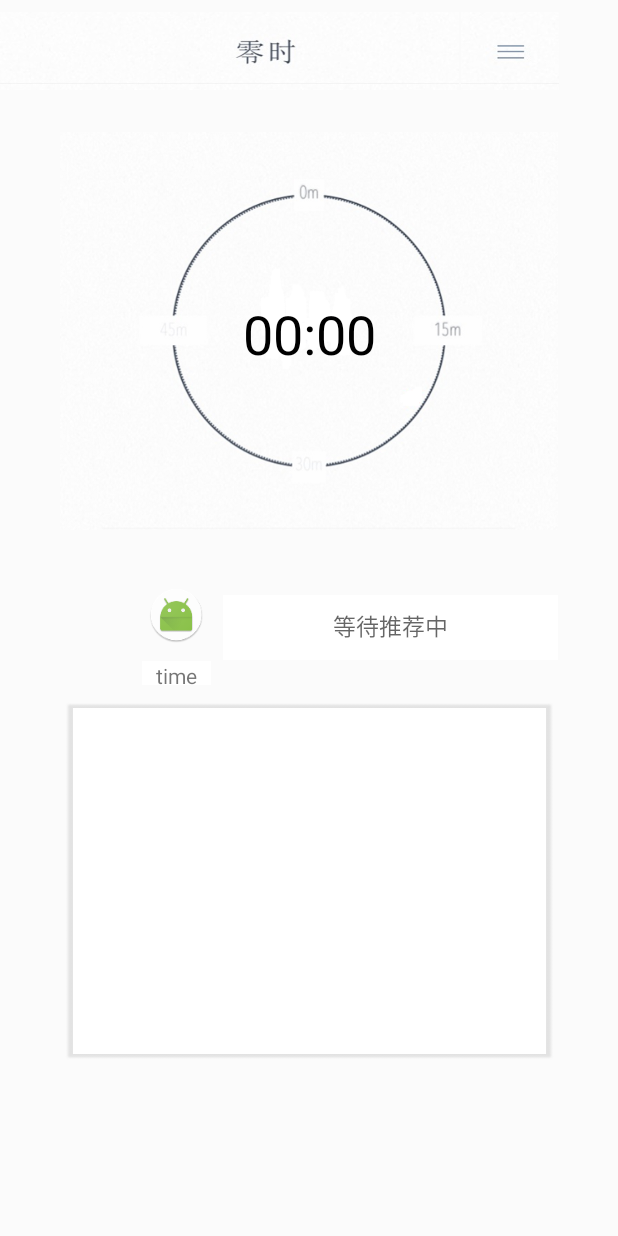
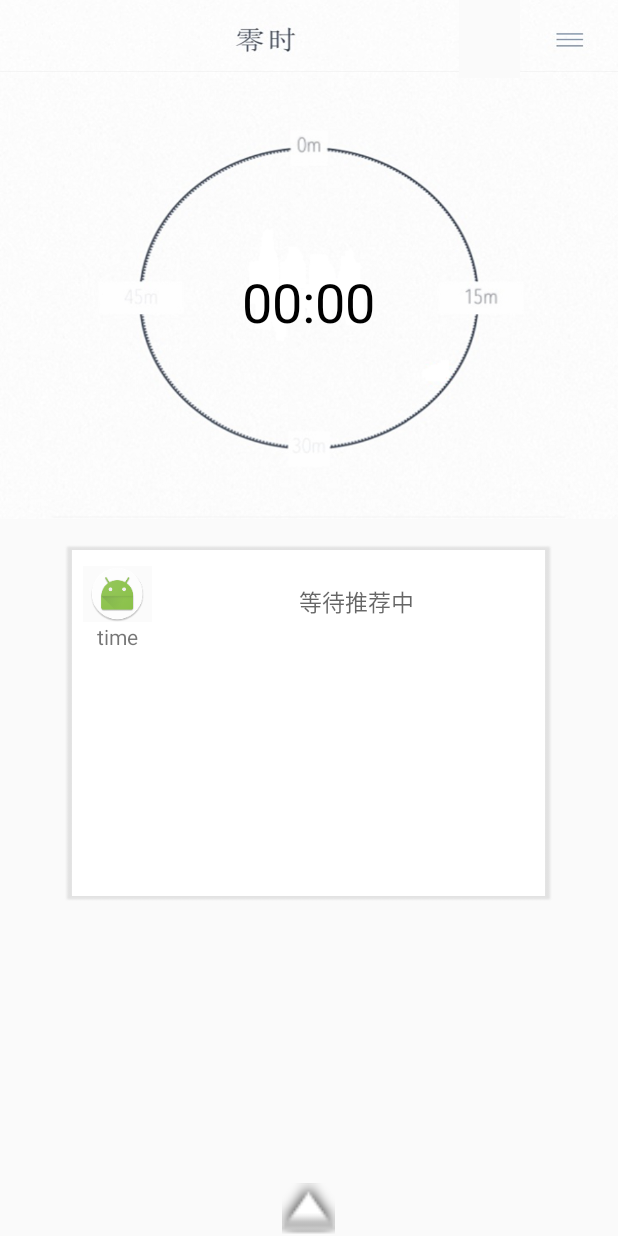
Before and after one commit to jayceeShi/Minutes, an Android app: the screen it shows after launch (MainActivity), on a phone screen of 412 x 824 dp. Run offline under Robolectric (Android 15) with nearby library versions, the phone set to English and light mode, and no system bars; 2 statements that could not run were skipped.

Commit message:
You can not kill me

```diff
--- a/app/src/main/java/com/example/pku_j/software/MainActivity.java
+++ b/app/src/main/java/com/example/pku_j/software/MainActivity.java
@@ -18,11 +18,13 @@ package com.example.pku_j.software;
         import android.view.Window;
         import android.view.WindowManager;
         import android.widget.EditText;
+        import android.widget.ImageButton;
         import android.widget.ImageView;
         import android.content.Context;
         import android.graphics.Canvas;
         import android.graphics.Color;
         import android.graphics.Paint;
+        import android.widget.SlidingDrawer;
         import android.widget.Spinner;
         import android.widget.TextView;
         import android.widget.ListView;
@@ -70,8 +72,9 @@ public class MainActivity extends AppCompatActivity {
     private Bitmap bmp;
     private TextView name;
     private Handler handler=null;
+    private ImageButton hanImg;
     ServiceConnection conn;
-
+    private SlidingDrawer sd;
     Runnable   runnableUi=new  Runnable(){
         @Override
         public void run() {
@@ -95,13 +98,15 @@ public class MainActivity extends AppCompatActivity {
         //    getSupportActionBar().hide();
         //}
 
-        setContentView(R.layout.activity_main);
+        setContentView(R.layout.recommendlay);
 
         handler=new Handler();
 
 
+        sd = (SlidingDrawer)findViewById(R.id.sliding);
 
         clock = (ImageView)findViewById(R.id.clock);
+
         list.add("exit");
         paint = new Paint();
         paint.setStrokeWidth(1);
@@ -111,6 +116,9 @@ public class MainActivity extends AppCompatActivity {
 
         name = (TextView)findViewById(R.id.Name);
         name.setText("等待推荐中");
+        TextView hhh = (TextView)findViewById(R.id.rec1);
+        hhh.setText("I do not know");
+
         Log.v("trace~",""+this.getWindowManager().getDefaultDisplay().getHeight());
         dis=(ImageView)(findViewById(R.id.display));
         bmp= BitmapFactory.decodeResource(getResources(), R.drawable.renyue);
@@ -309,6 +317,4 @@ public class MainActivity extends AppCompatActivity {
         }
         return isWork;
     }
-
-
 }
```
